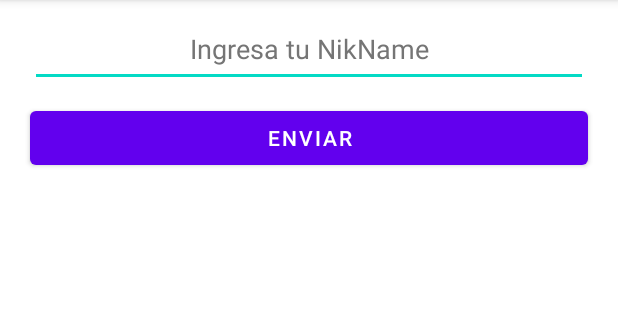
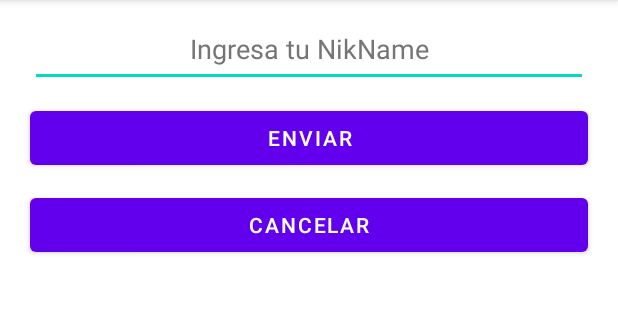
Before and after one commit to NajeraNet/Explicit_Intents_Videos, an Android app: the Activity3 screen opened directly, with no data from a screen before it, after a tap on "ENVIAR", on a phone screen of 412 x 824 dp, the part 84-404 px from its top. Run offline under Robolectric (Android 15) with nearby library versions, the phone set to English and light mode, and no system bars.

Commit message:
En activity 3 podemos llenar campos de textos y recivirlos en un text view en nuestro main activity. con esto concluimos la primera practica de intents. ;)

```diff
--- a/app/src/main/java/com/example/explicit_intents_videos/Activity3.java
+++ b/app/src/main/java/com/example/explicit_intents_videos/Activity3.java
@@ -2,15 +2,18 @@ package com.example.explicit_intents_videos;
 
 import androidx.appcompat.app.AppCompatActivity;
 
+import android.content.Intent;
 import android.os.Bundle;
 import android.view.View;
 import android.widget.Button;
 import android.widget.EditText;
+import android.widget.Toast;
 
 public class Activity3 extends AppCompatActivity {
     //
     EditText etSurName;
     Button btnSubmit;
+    Button btnCancell;
     //
     @Override
     protected void onCreate(Bundle savedInstanceState) {
@@ -19,11 +22,35 @@ public class Activity3 extends AppCompatActivity {
         //
         etSurName = findViewById(R.id.etSurName);
         btnSubmit = findViewById(R.id.btnEnviarNN);
+        btnCancell = findViewById(R.id.btnCancell);
         //
         btnSubmit.setOnClickListener(new View.OnClickListener() {
             @Override
-            public void onClick(View view) {
-
+            public void onClick(View viewNickNameToMA) {
+                //Preguntamos si ingreso datos
+                if (etSurName.getText().toString().isEmpty()){
+                    Toast.makeText(Activity3.this, getText(R.string.rellena_los_campos),
+                            Toast.LENGTH_SHORT).show();
+                }else{
+                    // agregamos los datos a un string
+                    String surname = etSurName.getText().toString().trim();
+                    //iniciamos el intent para pasar los datos
+                    Intent intent = new Intent();
+                    //Agregamos los datos a nuestro intent antes iniciado
+                    intent.putExtra("surname", surname);
+                    //Decimos que los datos son validos enviando un resultado como OK
+                    setResult(RESULT_OK, intent);
+                    //Cerramos el activity
+                    Activity3.this.finish();
+                }
+            }
+        });
+        //
+        btnCancell.setOnClickListener(new View.OnClickListener() {
+            @Override
+            public void onClick(View viewCanceled) {
+                setResult(RESULT_CANCELED);
+                Activity3.this.finish();
             }
         });
     }
--- a/app/src/main/res/layout/activity_3.xml
+++ b/app/src/main/res/layout/activity_3.xml
@@ -29,4 +29,14 @@
         android:layout_marginLeft="20dp"
         android:layout_marginTop="10dp"
         android:text="@string/enviar" />
+
+    <Button
+        android:id="@+id/btnCancell"
+        android:layout_width="match_parent"
+        android:layout_height="wrap_content"
+        android:layout_marginRight="20dp"
+        android:layout_marginLeft="20dp"
+        android:layout_marginTop="10dp"
+        android:text="@string/cancelar" />
+
 </LinearLayout>
--- a/app/src/main/res/values/strings.xml
+++ b/app/src/main/res/values/strings.xml
@@ -20,4 +20,7 @@
     <string name="tvResults_of_Activity_3">El resultado de la informacion de activity 3 será mostrado en este recuador</string>
     <string name="welcome">\ Welcome \</string>
     <string name="to_activity_2">\ to the Activity 2 \</string>
+    <string name="rellena_los_campos">Por favor rellena los campos</string>
+    <string name="no_datos">No se han recibido datos</string>
+    <string name="cancelar">Cancelar</string>
 </resources>
```
Also changed, not shown: app/src/main/java/com/example/explicit_intents_videos/MainActivity.java (+23 -0 lines).
